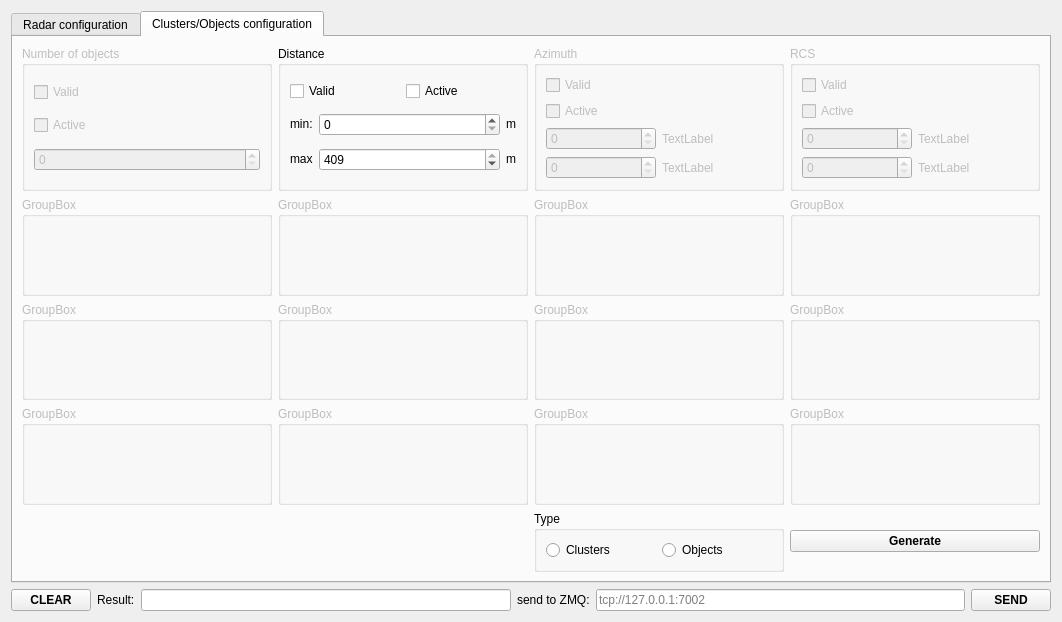
The window that dialogconfig.ui (anatoltrush/RadarVisual) describes before a commit, drawn with Qt 5.
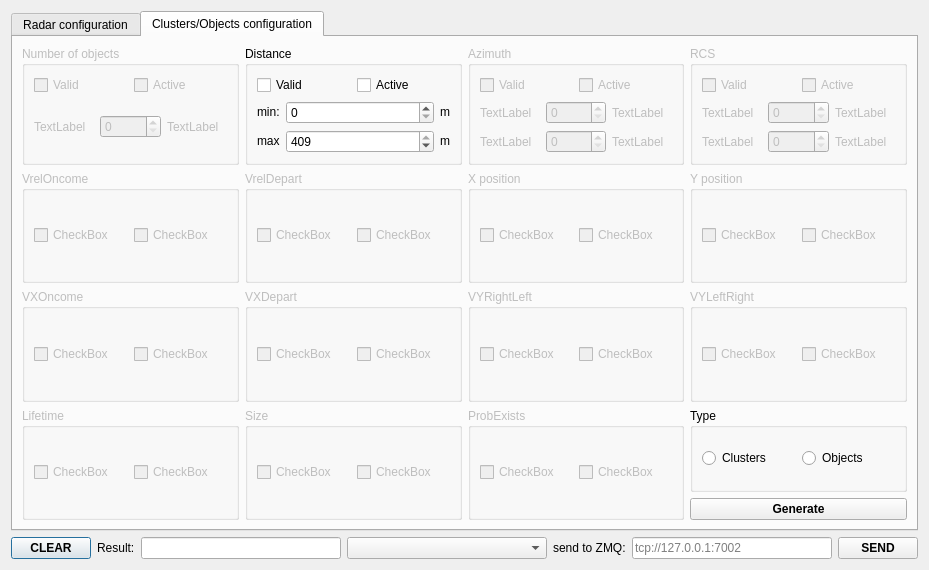
The same window after the commit. The open tabs and pages were chosen to show the change.

```diff
--- a/dialogconfig.ui
+++ b/dialogconfig.ui
@@ -6,8 +6,8 @@
    <rect>
     <x>0</x>
     <y>0</y>
-    <width>1062</width>
-    <height>622</height>
+    <width>845</width>
+    <height>552</height>
    </rect>
   </property>
   <property name="windowTitle">
@@ -20,6 +20,88 @@
    <bool>false</bool>
   </property>
   <layout class="QGridLayout" name="gridLayout">
+   <item row="1" column="0">
+    <layout class="QHBoxLayout" name="hLResult">
+     <item>
+      <widget class="QPushButton" name="pBClearResStr">
+       <property name="font">
+        <font>
+         <bold>true</bold>
+        </font>
+       </property>
+       <property name="text">
+        <string>CLEAR</string>
+       </property>
+      </widget>
+     </item>
+     <item>
+      <widget class="QLabel" name="lResStr">
+       <property name="text">
+        <string>Result:</string>
+       </property>
+      </widget>
+     </item>
+     <item>
+      <widget class="QLineEdit" name="lEResStr">
+       <property name="sizePolicy">
+        <sizepolicy hsizetype="MinimumExpanding" vsizetype="Fixed">
+         <horstretch>0</horstretch>
+         <verstretch>0</verstretch>
+        </sizepolicy>
+       </property>
+       <property name="font">
+        <font>
+         <bold>true</bold>
+        </font>
+       </property>
+       <property name="readOnly">
+        <bool>true</bool>
+       </property>
+      </widget>
+     </item>
+     <item>
+      <widget class="QComboBox" name="cBResStr">
+       <property name="sizePolicy">
+        <sizepolicy hsizetype="MinimumExpanding" vsizetype="Fixed">
+         <horstretch>0</horstretch>
+         <verstretch>0</verstretch>
+        </sizepolicy>
+       </property>
+       <property name="font">
+        <font>
+         <bold>true</bold>
+        </font>
+       </property>
+      </widget>
+     </item>
+     <item>
+      <widget class="QLabel" name="lSendZmq">
+       <property name="text">
+        <string>send to ZMQ:</string>
+       </property>
+      </widget>
+     </item>
+     <item>
+      <widget class="QLineEdit" name="lESendZmq">
+       <property name="placeholderText">
+        <string>tcp://127.0.0.1:7002</string>
+       </property>
+      </widget>
+     </item>
+     <item>
+      <widget class="QPushButton" name="pBSend">
+       <property name="font">
+        <font>
+         <bold>true</bold>
+        </font>
+       </property>
+       <property name="text">
+        <string>SEND</string>
+       </property>
+      </widget>
+     </item>
+    </layout>
+   </item>
    <item row="0" column="0">
     <widget class="QTabWidget" name="tWConfig">
      <property name="currentIndex">
@@ -937,60 +1019,47 @@
        <string>Clusters/Objects configuration</string>
       </attribute>
       <layout class="QGridLayout" name="gridLayout_8">
-       <item row="1" column="3">
-        <widget class="QGroupBox" name="groupBox_8">
+       <item row="0" column="0">
+        <widget class="QGroupBox" name="gBSetClObjNofObj">
          <property name="enabled">
           <bool>false</bool>
          </property>
          <property name="title">
-          <string>GroupBox</string>
+          <string>Number of objects</string>
          </property>
-        </widget>
-       </item>
-       <item row="0" column="3">
-        <widget class="QGroupBox" name="gBSetClObjRcs">
-         <property name="enabled">
-          <bool>false</bool>
-         </property>
-         <property name="title">
-          <string>RCS</string>
-         </property>
-         <layout class="QGridLayout" name="gridLayout_35">
+         <layout class="QGridLayout" name="gridLayout_6">
           <item row="0" column="0">
-           <widget class="QCheckBox" name="cBSetClObjRcs">
-            <property name="text">
-             <string>Valid</string>
-            </property>
-           </widget>
+           <layout class="QHBoxLayout" name="horizontalLayout_3">
+            <item>
+             <widget class="QCheckBox" name="cBSetClObjNofObjV">
+              <property name="text">
+               <string>Valid</string>
+              </property>
+             </widget>
+            </item>
+            <item>
+             <widget class="QCheckBox" name="cBSetClObjNofObjA">
+              <property name="text">
+               <string>Active</string>
+              </property>
+             </widget>
+            </item>
+           </layout>
           </item>
           <item row="1" column="0">
-           <widget class="QCheckBox" name="cBSetClObjRcsA">
-            <property name="text">
-             <string>Active</string>
-            </property>
-           </widget>
-          </item>
-          <item row="2" column="0">
-           <layout class="QHBoxLayout" name="horizontalLayout_7">
+           <layout class="QHBoxLayout" name="horizontalLayout_10">
             <item>
-             <widget class="QSpinBox" name="spinBox_5"/>
-            </item>
-            <item>
-             <widget class="QLabel" name="label_4">
+             <widget class="QLabel" name="label_10">
               <property name="text">
                <string>TextLabel</string>
               </property>
              </widget>
             </item>
-           </layout>
-          </item>
-          <item row="3" column="0">
-           <layout class="QHBoxLayout" name="horizontalLayout_8">
             <item>
-             <widget class="QSpinBox" name="spinBox_4"/>
+             <widget class="QSpinBox" name="spinBox_7"/>
             </item>
             <item>
-             <widget class="QLabel" name="label_6">
+             <widget class="QLabel" name="label_9">
               <property name="text">
                <string>TextLabel</string>
               </property>
@@ -1001,16 +1070,6 @@
          </layout>
         </widget>
        </item>
-       <item row="1" column="2">
-        <widget class="QGroupBox" name="groupBox_7">
-         <property name="enabled">
-          <bool>false</bool>
-         </property>
-         <property name="title">
-          <string>GroupBox</string>
-         </property>
-        </widget>
-       </item>
        <item row="0" column="1">
         <widget class="QGroupBox" name="gBSetClObjDist">
          <property name="title">
@@ -1127,85 +1186,6 @@
          </layout>
         </widget>
        </item>
-       <item row="3" column="0">
-        <widget class="QGroupBox" name="groupBox_13">
-         <property name="enabled">
-          <bool>false</bool>
-         </property>
-         <property name="title">
-          <string>GroupBox</string>
-         </property>
-        </widget>
-       </item>
-       <item row="3" column="1">
-        <widget class="QGroupBox" name="groupBox_14">
-         <property name="enabled">
-          <bool>false</bool>
-         </property>
-         <property name="title">
-          <string>GroupBox</string>
-         </property>
-        </widget>
-       </item>
-       <item row="2" column="0">
-        <widget class="QGroupBox" name="groupBox_9">
-         <property name="enabled">
-          <bool>false</bool>
-         </property>
-         <property name="title">
-          <string>GroupBox</string>
-         </property>
-        </widget>
-       </item>
-       <item row="2" column="3">
-        <widget class="QGroupBox" name="groupBox_12">
-         <property name="enabled">
-          <bool>false</bool>
-         </property>
-         <property name="title">
-          <string>GroupBox</string>
-         </property>
-        </widget>
-       </item>
-       <item row="0" column="0">
-        <widget class="QGroupBox" name="gBSetClObjNofObj">
-         <property name="enabled">
-          <bool>false</bool>
-         </property>
-         <property name="title">
-          <string>Number of objects</string>
-         </property>
-         <layout class="QGridLayout" name="gridLayout_6">
-          <item row="0" column="0">
-           <widget class="QCheckBox" name="cBSetClObjNofObj">
-            <property name="text">
-             <string>Valid</string>
-            </property>
-           </widget>
-          </item>
-          <item row="1" column="0">
-           <widget class="QCheckBox" name="cBSetClObjNofObjA">
-            <property name="text">
-             <string>Active</string>
-            </property>
-           </widget>
-          </item>
-          <item row="2" column="0">
-           <widget class="QSpinBox" name="spinBox_7"/>
-          </item>
-         </layout>
-        </widget>
-       </item>
-       <item row="2" column="2">
-        <widget class="QGroupBox" name="groupBox_11">
-         <property name="enabled">
-          <bool>false</bool>
-         </property>
-         <property name="title">
-          <string>GroupBox</string>
-         </property>
-        </widget>
-       </item>
        <item row="0" column="2">
         <widget class="QGroupBox" name="gBSetClObjAzim">
          <property name="enabled">
@@ -1215,36 +1195,15 @@
           <string>Azimuth</string>
          </property>
          <layout class="QGridLayout" name="gridLayout_34">
-          <item row="0" column="0">
-           <widget class="QCheckBox" name="cBSetClObjAzim">
-            <property name="text">
-             <string>Valid</string>
-            </property>
-           </widget>
-          </item>
           <item row="2" column="0">
-           <layout class="QHBoxLayout" name="horizontalLayout_5">
-            <item>
-             <widget class="QSpinBox" name="spinBox_3"/>
-            </item>
-            <item>
-             <widget class="QLabel" name="label_3">
-              <property name="text">
-               <string>TextLabel</string>
-              </property>
-             </widget>
-            </item>
-           </layout>
-          </item>
-          <item row="1" column="0">
-           <widget class="QCheckBox" name="cBSetClObjAzimA">
-            <property name="text">
-             <string>Active</string>
-            </property>
-           </widget>
-          </item>
-          <item row="3" column="0">
            <layout class="QHBoxLayout" name="horizontalLayout_6">
+            <item>
+             <widget class="QLabel" name="label_12">
+              <property name="text">
+               <string>TextLabel</string>
+              </property>
+             </widget>
+            </item>
             <item>
              <widget class="QSpinBox" name="spinBox_6"/>
             </item>
@@ -1257,17 +1216,118 @@
             </item>
            </layout>
           </item>
+          <item row="1" column="0">
+           <layout class="QHBoxLayout" name="horizontalLayout_5">
+            <item>
+             <widget class="QLabel" name="label_11">
+              <property name="text">
+               <string>TextLabel</string>
+              </property>
+             </widget>
+            </item>
+            <item>
+             <widget class="QSpinBox" name="spinBox_3"/>
+            </item>
+            <item>
+             <widget class="QLabel" name="label_3">
+              <property name="text">
+               <string>TextLabel</string>
+              </property>
+             </widget>
+            </item>
+           </layout>
+          </item>
+          <item row="0" column="0">
+           <layout class="QHBoxLayout" name="horizontalLayout_4">
+            <item>
+             <widget class="QCheckBox" name="cBSetClObjAzimV">
+              <property name="text">
+               <string>Valid</string>
+              </property>
+             </widget>
+            </item>
+            <item>
+             <widget class="QCheckBox" name="cBSetClObjAzimA">
+              <property name="text">
+               <string>Active</string>
+              </property>
+             </widget>
+            </item>
+           </layout>
+          </item>
          </layout>
         </widget>
        </item>
-       <item row="3" column="2">
-        <widget class="QGroupBox" name="groupBox_15">
+       <item row="0" column="3">
+        <widget class="QGroupBox" name="gBSetClObjRcs">
          <property name="enabled">
           <bool>false</bool>
          </property>
          <property name="title">
-          <string>GroupBox</string>
+          <string>RCS</string>
          </property>
+         <layout class="QGridLayout" name="gridLayout_35">
+          <item row="2" column="0">
+           <layout class="QHBoxLayout" name="horizontalLayout_8">
+            <item>
+             <widget class="QLabel" name="label_14">
+              <property name="text">
+               <string>TextLabel</string>
+              </property>
+             </widget>
+            </item>
+            <item>
+             <widget class="QSpinBox" name="spinBox_4"/>
+            </item>
+            <item>
+             <widget class="QLabel" name="label_6">
+              <property name="text">
+               <string>TextLabel</string>
+              </property>
+             </widget>
+            </item>
+           </layout>
+          </item>
+          <item row="1" column="0">
+           <layout class="QHBoxLayout" name="horizontalLayout_7">
+            <item>
+             <widget class="QLabel" name="label_13">
+              <property name="text">
+               <string>TextLabel</string>
+              </property>
+             </widget>
+            </item>
+            <item>
+             <widget class="QSpinBox" name="spinBox_5"/>
+            </item>
+            <item>
+             <widget class="QLabel" name="label_4">
+              <property name="text">
+               <string>TextLabel</string>
+              </property>
+             </widget>
+            </item>
+           </layout>
+          </item>
+          <item row="0" column="0">
+           <layout class="QHBoxLayout" name="horizontalLayout_9">
+            <item>
+             <widget class="QCheckBox" name="cBSetClObjRcsV">
+              <property name="text">
+               <string>Valid</string>
+              </property>
+             </widget>
+            </item>
+            <item>
+             <widget class="QCheckBox" name="cBSetClObjRcsA">
+              <property name="text">
+               <string>Active</string>
+              </property>
+             </widget>
+            </item>
+           </layout>
+          </item>
+         </layout>
         </widget>
        </item>
        <item row="1" column="0">
@@ -1276,31 +1336,28 @@
           <bool>false</bool>
          </property>
          <property name="title">
-          <string>GroupBox</string>
+          <string>VrelOncome</string>
          </property>
-        </widget>
-       </item>
-       <item row="4" column="3">
-        <widget class="QPushButton" name="pBGenClObjConf">
-         <property name="font">
-          <font>
-           <weight>75</weight>
-           <bold>true</bold>
-          </font>
-         </property>
-         <property name="text">
-          <string>Generate</string>
-         </property>
-        </widget>
-       </item>
-       <item row="3" column="3">
-        <widget class="QGroupBox" name="groupBox_16">
-         <property name="enabled">
-          <bool>false</bool>
-         </property>
-         <property name="title">
-          <string>GroupBox</string>
-         </property>
+         <layout class="QGridLayout" name="gridLayout_36">
+          <item row="0" column="0">
+           <layout class="QHBoxLayout" name="horizontalLayout_11">
+            <item>
+             <widget class="QCheckBox" name="checkBox">
+              <property name="text">
+               <string>CheckBox</string>
+              </property>
+             </widget>
+            </item>
+            <item>
+             <widget class="QCheckBox" name="checkBox_2">
+              <property name="text">
+               <string>CheckBox</string>
+              </property>
+             </widget>
+            </item>
+           </layout>
+          </item>
+         </layout>
         </widget>
        </item>
        <item row="1" column="1">
@@ -1309,29 +1366,112 @@
           <bool>false</bool>
          </property>
          <property name="title">
-          <string>GroupBox</string>
+          <string>VrelDepart</string>
          </property>
+         <layout class="QGridLayout" name="gridLayout_37">
+          <item row="0" column="0">
+           <layout class="QHBoxLayout" name="horizontalLayout_12">
+            <item>
+             <widget class="QCheckBox" name="checkBox_3">
+              <property name="text">
+               <string>CheckBox</string>
+              </property>
+             </widget>
+            </item>
+            <item>
+             <widget class="QCheckBox" name="checkBox_4">
+              <property name="text">
+               <string>CheckBox</string>
+              </property>
+             </widget>
+            </item>
+           </layout>
+          </item>
+         </layout>
         </widget>
        </item>
-       <item row="4" column="2">
-        <widget class="QGroupBox" name="gBSetClObjType">
+       <item row="1" column="2">
+        <widget class="QGroupBox" name="gBSetClObjX">
+         <property name="enabled">
+          <bool>false</bool>
+         </property>
          <property name="title">
-          <string>Type</string>
+          <string>X position</string>
          </property>
-         <layout class="QGridLayout" name="gridLayout_5">
+         <layout class="QGridLayout" name="gridLayout_38">
           <item row="0" column="0">
-           <layout class="QHBoxLayout" name="horizontalLayout_2">
+           <layout class="QHBoxLayout" name="horizontalLayout_13">
             <item>
-             <widget class="QRadioButton" name="rBSetClObjTypeCl">
+             <widget class="QCheckBox" name="checkBox_5">
               <property name="text">
-               <string>Clusters</string>
+               <string>CheckBox</string>
               </property>
              </widget>
             </item>
             <item>
-             <widget class="QRadioButton" name="rBSetClObjTypeObj">
+             <widget class="QCheckBox" name="checkBox_6">
               <property name="text">
-               <string>Objects</string>
+               <string>CheckBox</string>
+              </property>
+             </widget>
+            </item>
+           </layout>
+          </item>
+         </layout>
+        </widget>
+       </item>
+       <item row="1" column="3">
+        <widget class="QGroupBox" name="gBSetClObjY">
+         <property name="enabled">
+          <bool>false</bool>
+         </property>
+         <property name="title">
+          <string>Y position</string>
+         </property>
+         <layout class="QGridLayout" name="gridLayout_39">
+          <item row="0" column="0">
+           <layout class="QHBoxLayout" name="horizontalLayout_14">
+            <item>
+             <widget class="QCheckBox" name="checkBox_7">
+              <property name="text">
+               <string>CheckBox</string>
+              </property>
+             </widget>
+            </item>
+            <item>
+             <widget class="QCheckBox" name="checkBox_8">
+              <property name="text">
+               <string>CheckBox</string>
+              </property>
+             </widget>
+            </item>
+           </layout>
+          </item>
+         </layout>
+        </widget>
+       </item>
+       <item row="2" column="0">
+        <widget class="QGroupBox" name="gBSetClObjVXOnc">
+         <property name="enabled">
+          <bool>false</bool>
+         </property>
+         <property name="title">
+          <string>VXOncome</string>
+         </property>
+         <layout class="QGridLayout" name="gridLayout_40">
+          <item row="0" column="0">
+           <layout class="QHBoxLayout" name="horizontalLayout_15">
+            <item>
+             <widget class="QCheckBox" name="checkBox_9">
+              <property name="text">
+               <string>CheckBox</string>
+              </property>
+             </widget>
+            </item>
+            <item>
+             <widget class="QCheckBox" name="checkBox_10">
+              <property name="text">
+               <string>CheckBox</string>
               </property>
              </widget>
             </item>
@@ -1346,84 +1486,227 @@
           <bool>false</bool>
          </property>
          <property name="title">
-          <string>GroupBox</string>
+          <string>VXDepart</string>
          </property>
+         <layout class="QGridLayout" name="gridLayout_41">
+          <item row="0" column="0">
+           <layout class="QHBoxLayout" name="horizontalLayout_16">
+            <item>
+             <widget class="QCheckBox" name="checkBox_11">
+              <property name="text">
+               <string>CheckBox</string>
+              </property>
+             </widget>
+            </item>
+            <item>
+             <widget class="QCheckBox" name="checkBox_12">
+              <property name="text">
+               <string>CheckBox</string>
+              </property>
+             </widget>
+            </item>
+           </layout>
+          </item>
+         </layout>
         </widget>
        </item>
+       <item row="2" column="2">
+        <widget class="QGroupBox" name="gBSetClObjVYRL">
+         <property name="enabled">
+          <bool>false</bool>
+         </property>
+         <property name="title">
+          <string>VYRightLeft</string>
+         </property>
+         <layout class="QGridLayout" name="gridLayout_42">
+          <item row="0" column="0">
+           <layout class="QHBoxLayout" name="horizontalLayout_17">
+            <item>
+             <widget class="QCheckBox" name="checkBox_13">
+              <property name="text">
+               <string>CheckBox</string>
+              </property>
+             </widget>
+            </item>
+            <item>
+             <widget class="QCheckBox" name="checkBox_14">
+              <property name="text">
+               <string>CheckBox</string>
+              </property>
+             </widget>
+            </item>
+           </layout>
+          </item>
+         </layout>
+        </widget>
+       </item>
+       <item row="2" column="3">
+        <widget class="QGroupBox" name="gBSetClObjVYLR">
+         <property name="enabled">
+          <bool>false</bool>
+         </property>
+         <property name="title">
+          <string>VYLeftRight</string>
+         </property>
+         <layout class="QGridLayout" name="gridLayout_43">
+          <item row="0" column="0">
+           <layout class="QHBoxLayout" name="horizontalLayout_18">
+            <item>
+             <widget class="QCheckBox" name="checkBox_15">
+              <property name="text">
+               <string>CheckBox</string>
+              </property>
+             </widget>
+            </item>
+            <item>
+             <widget class="QCheckBox" name="checkBox_16">
+              <property name="text">
+               <string>CheckBox</string>
+              </property>
+             </widget>
+            </item>
+           </layout>
+          </item>
+         </layout>
+        </widget>
+       </item>
+       <item row="3" column="0">
+        <widget class="QGroupBox" name="gBSetClObjLTim">
+         <property name="enabled">
+          <bool>false</bool>
+         </property>
+         <property name="title">
+          <string>Lifetime</string>
+         </property>
+         <layout class="QGridLayout" name="gridLayout_44">
+          <item row="0" column="0">
+           <layout class="QHBoxLayout" name="horizontalLayout_19">
+            <item>
+             <widget class="QCheckBox" name="checkBox_17">
+              <property name="text">
+               <string>CheckBox</string>
+              </property>
+             </widget>
+            </item>
+            <item>
+             <widget class="QCheckBox" name="checkBox_18">
+              <property name="text">
+               <string>CheckBox</string>
+              </property>
+             </widget>
+            </item>
+           </layout>
+          </item>
+         </layout>
+        </widget>
+       </item>
+       <item row="3" column="1">
+        <widget class="QGroupBox" name="gBSetClObjSz">
+         <property name="enabled">
+          <bool>false</bool>
+         </property>
+         <property name="title">
+          <string>Size</string>
+         </property>
+         <layout class="QGridLayout" name="gridLayout_45">
+          <item row="0" column="0">
+           <layout class="QHBoxLayout" name="horizontalLayout_20">
+            <item>
+             <widget class="QCheckBox" name="checkBox_19">
+              <property name="text">
+               <string>CheckBox</string>
+              </property>
+             </widget>
+            </item>
+            <item>
+             <widget class="QCheckBox" name="checkBox_20">
+              <property name="text">
+               <string>CheckBox</string>
+              </property>
+             </widget>
+            </item>
+           </layout>
+          </item>
+         </layout>
+        </widget>
+       </item>
+       <item row="3" column="2">
+        <widget class="QGroupBox" name="gBSetClObjProb">
+         <property name="enabled">
+          <bool>false</bool>
+         </property>
+         <property name="title">
+          <string>ProbExists</string>
+         </property>
+         <layout class="QGridLayout" name="gridLayout_46">
+          <item row="0" column="0">
+           <layout class="QHBoxLayout" name="horizontalLayout_21">
+            <item>
+             <widget class="QCheckBox" name="checkBox_21">
+              <property name="text">
+               <string>CheckBox</string>
+              </property>
+             </widget>
+            </item>
+            <item>
+             <widget class="QCheckBox" name="checkBox_22">
+              <property name="text">
+               <string>CheckBox</string>
+              </property>
+             </widget>
+            </item>
+           </layout>
+          </item>
+         </layout>
+        </widget>
+       </item>
+       <item row="3" column="3">
+        <layout class="QVBoxLayout" name="verticalLayout">
+         <item>
+          <widget class="QGroupBox" name="gBSetClObjType">
+           <property name="title">
+            <string>Type</string>
+           </property>
+           <layout class="QGridLayout" name="gridLayout_5">
+            <item row="0" column="0">
+             <layout class="QHBoxLayout" name="horizontalLayout_2">
+              <item>
+               <widget class="QRadioButton" name="rBSetClObjTypeCl">
+                <property name="text">
+                 <string>Clusters</string>
+                </property>
+               </widget>
+              </item>
+              <item>
+               <widget class="QRadioButton" name="rBSetClObjTypeObj">
+                <property name="text">
+                 <string>Objects</string>
+                </property>
+               </widget>
+              </item>
+             </layout>
+            </item>
+           </layout>
+          </widget>
+         </item>
+         <item>
+          <widget class="QPushButton" name="pBGenClObjConf">
+           <property name="font">
+            <font>
+             <bold>true</bold>
+            </font>
+           </property>
+           <property name="text">
+            <string>Generate</string>
+           </property>
+          </widget>
+         </item>
+        </layout>
+       </item>
       </layout>
      </widget>
     </widget>
    </item>
-   <item row="1" column="0">
-    <layout class="QHBoxLayout" name="hLResult">
-     <item>
-      <widget class="QPushButton" name="pBClearResStr">
-       <property name="font">
-        <font>
-         <weight>75</weight>
-         <bold>true</bold>
-        </font>
-       </property>
-       <property name="text">
-        <string>CLEAR</string>
-       </property>
-      </widget>
-     </item>
-     <item>
-      <widget class="QLabel" name="lResStr">
-       <property name="text">
-        <string>Result:</string>
-       </property>
-      </widget>
-     </item>
-     <item>
-      <widget class="QLineEdit" name="lEResStr">
-       <property name="sizePolicy">
-        <sizepolicy hsizetype="MinimumExpanding" vsizetype="Fixed">
-         <horstretch>0</horstretch>
-         <verstretch>0</verstretch>
-        </sizepolicy>
-       </property>
-       <property name="font">
-        <font>
-         <weight>75</weight>
-         <bold>true</bold>
-        </font>
-       </property>
-       <property name="readOnly">
-        <bool>true</bool>
-       </property>
-      </widget>
-     </item>
-     <item>
-      <widget class="QLabel" name="lSendZmq">
-       <property name="text">
-        <string>send to ZMQ:</string>
-       </property>
-      </widget>
-     </item>
-     <item>
-      <widget class="QLineEdit" name="lESendZmq">
-       <property name="placeholderText">
-        <string>tcp://127.0.0.1:7002</string>
-       </property>
-      </widget>
-     </item>
-     <item>
-      <widget class="QPushButton" name="pBSend">
-       <property name="font">
-        <font>
-         <weight>75</weight>
-         <bold>true</bold>
-        </font>
-       </property>
-       <property name="text">
-        <string>SEND</string>
-       </property>
-      </widget>
-     </item>
-    </layout>
-   </item>
   </layout>
  </widget>
  <resources/>
```
Left out of the diff: 11 changed lines with no effect on the pictures.
